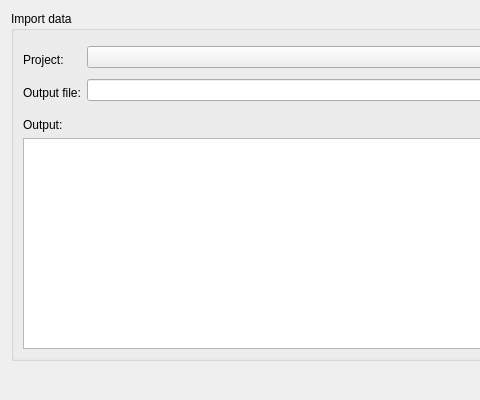
Qt form ui/exportproject.ui (veriso/veriso) before a commit; both pictures show x 0 to 480 and y 0 to 400 of the 763 by 400 pixel window.
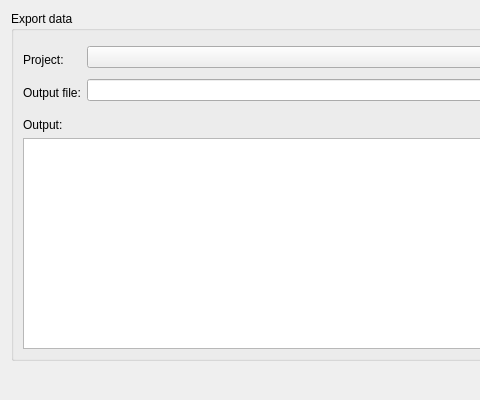
The same form after that commit.

```diff
--- a/ui/exportproject.ui
+++ b/ui/exportproject.ui
@@ -17,7 +17,7 @@
    <item>
     <widget class="QGroupBox" name="groupBox">
      <property name="title">
-      <string>Import data </string>
+      <string>Export data </string>
      </property>
      <property name="flat">
       <bool>false</bool>
```
